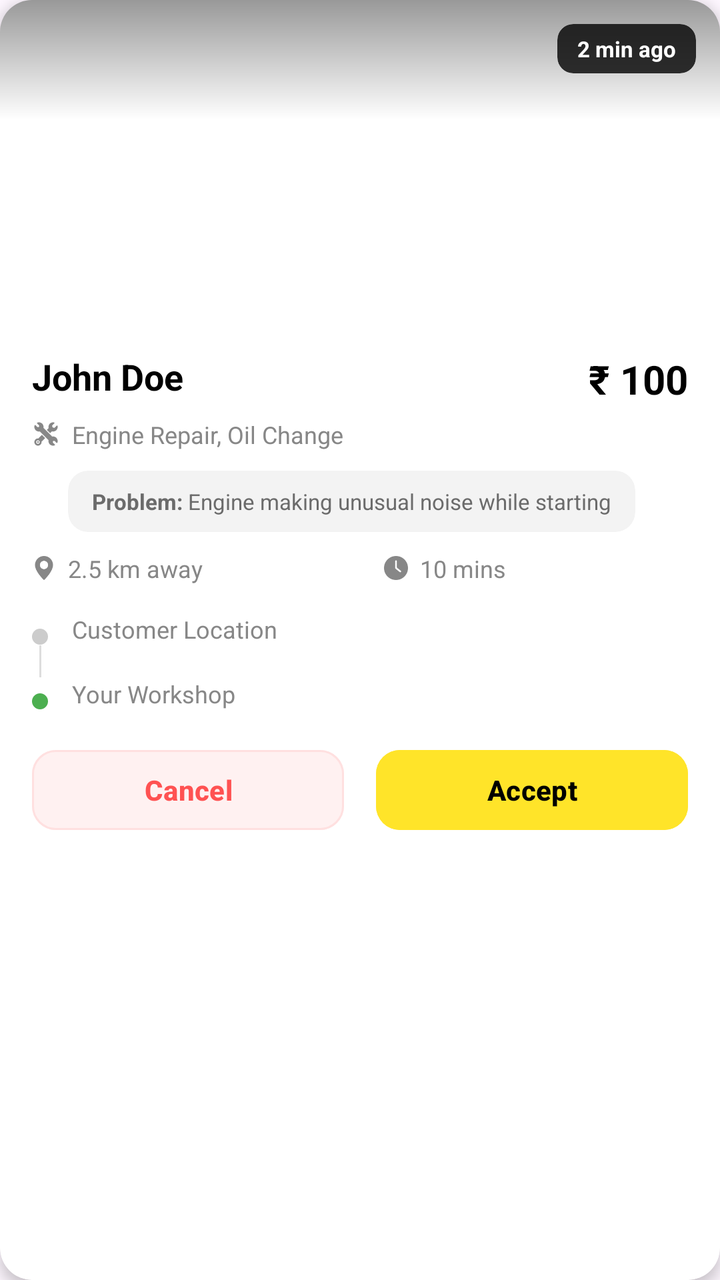
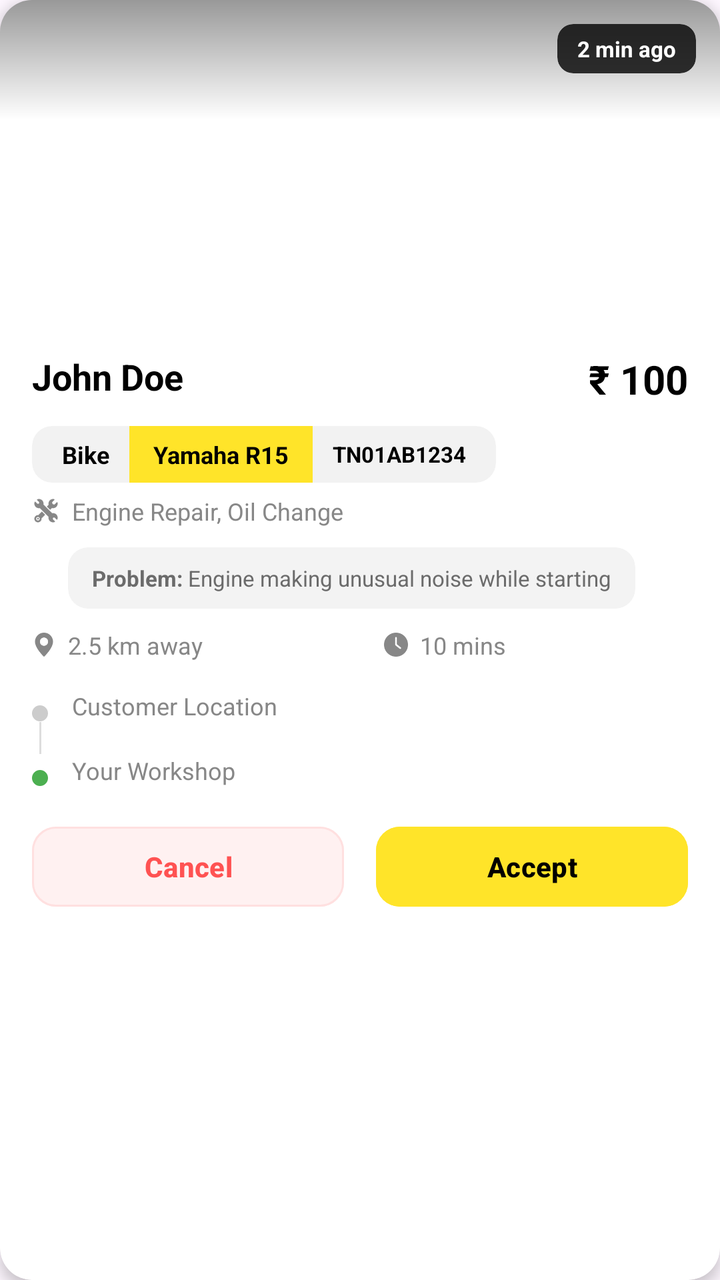

Two renders of the same Android screen: before a commit and after it. Below are the layout's source before the change and the commit's diff.
<!-- AndroidManifest.xml: application theme Theme.TregoApp -->
<!-- res/layout/request_item_layout.xml -->
<?xml version="1.0" encoding="utf-8"?>
<com.google.android.material.card.MaterialCardView xmlns:android="http://schemas.android.com/apk/res/android"
    xmlns:app="http://schemas.android.com/apk/res-auto"
    android:layout_width="match_parent"
    android:layout_height="wrap_content"
    android:layout_marginHorizontal="12dp"
    android:layout_marginTop="8dp"
    android:layout_marginBottom="16dp"
    app:cardBackgroundColor="@color/white"
    app:cardCornerRadius="16dp"
    app:cardElevation="4dp"
    app:strokeWidth="0dp">

    <LinearLayout
        android:layout_width="match_parent"
        android:layout_height="wrap_content"
        android:orientation="vertical">

        
        <FrameLayout
            android:layout_width="match_parent"
            android:layout_height="160dp">

            <androidx.recyclerview.widget.RecyclerView
                android:id="@+id/rvRequestImages"
                android:layout_width="match_parent"
                android:layout_height="match_parent"
                android:overScrollMode="never"
                android:nestedScrollingEnabled="false"/>











            
            <View
                android:layout_width="match_parent"
                android:layout_height="60dp"
                android:layout_gravity="top"
                android:background="@drawable/gradient_shadow_top" />

            <com.google.android.material.card.MaterialCardView
                android:layout_width="wrap_content"
                android:layout_height="wrap_content"
                android:layout_gravity="top|end"
                android:layout_margin="12dp"
                app:cardBackgroundColor="#CC000000"
                app:cardCornerRadius="8dp"
                app:strokeWidth="0dp">

                <TextView
                    android:id="@+id/tvCreatedAt"
                    android:layout_width="wrap_content"
                    android:layout_height="wrap_content"
                    android:paddingHorizontal="10dp"
                    android:paddingVertical="5dp"
                    android:text="2 min ago"
                    android:textColor="@color/white"
                    android:textSize="11sp"
                    android:textStyle="bold" />

            </com.google.android.material.card.MaterialCardView>
        </FrameLayout>

        <LinearLayout
            android:layout_width="match_parent"
            android:layout_height="wrap_content"
            android:orientation="vertical"
            android:padding="16dp">

            
            <RelativeLayout
                android:layout_width="match_parent"
                android:layout_height="wrap_content">

                <TextView
                    android:id="@+id/tvCustomerName"
                    android:layout_width="wrap_content"
                    android:layout_height="wrap_content"
                    android:layout_alignParentStart="true"
                    android:layout_toStartOf="@+id/tvTotalPrice"
                    android:ellipsize="end"
                    android:singleLine="true"
                    android:text="John Doe"
                    android:textColor="@color/black"
                    android:textSize="18sp"
                    android:textStyle="bold" />

                <TextView
                    android:id="@+id/tvTotalPrice"
                    android:layout_width="wrap_content"
                    android:layout_height="wrap_content"
                    android:layout_alignParentEnd="true"
                    android:text="₹ 100"
                    android:textColor="@color/black"
                    android:textSize="20sp"
                    android:textStyle="bold" />
            </RelativeLayout>

            
            <LinearLayout
                android:layout_width="wrap_content"
                android:layout_height="wrap_content"
                android:layout_marginTop="6dp"
                android:gravity="center_vertical"
                android:orientation="horizontal">

                <ImageView
                    android:layout_width="14dp"
                    android:layout_height="14dp"
                    android:src="@drawable/mechanics"
                    app:tint="@color/card_text" />

                <TextView
                    android:id="@+id/tvServices"
                    android:layout_width="wrap_content"
                    android:layout_height="wrap_content"
                    android:layout_marginStart="6dp"
                    android:ellipsize="end"
                    android:maxLines="1"
                    android:text="Engine Repair, Oil Change"
                    android:textColor="@color/card_text"
                    android:textSize="12sp" />
            </LinearLayout>

            
            <com.google.android.material.card.MaterialCardView
                android:layout_width="wrap_content"
                android:layout_height="wrap_content"
                android:layout_marginTop="10dp"
                android:layout_marginHorizontal="18dp"
                app:cardCornerRadius="10dp"
                app:cardElevation="0dp"
                app:strokeWidth="0dp"
                app:cardBackgroundColor="#F3F3F3">

                <LinearLayout
                    android:layout_width="match_parent"
                    android:layout_height="wrap_content"
                    android:paddingVertical="8dp"
                    android:paddingHorizontal="12dp">

                    <TextView
                        android:layout_width="wrap_content"
                        android:layout_height="wrap_content"
                        android:text="Problem: "
                        android:textColor="#6B6B6B"
                        android:textSize="11sp"
                        android:textStyle="bold"
                        android:maxLines="3"
                        android:lineSpacingExtra="1dp"/>

                    <TextView
                        android:id="@+id/tvProblemDescription"
                        android:layout_width="wrap_content"
                        android:layout_height="wrap_content"
                        android:text="Engine making unusual noise while starting"
                        android:textColor="#6B6B6B"
                        android:textSize="11sp"
                        android:maxLines="3"
                        android:lineSpacingExtra="1dp"/>
                </LinearLayout>

            </com.google.android.material.card.MaterialCardView>

            
            <LinearLayout
                android:layout_width="match_parent"
                android:layout_height="wrap_content"
                android:layout_marginTop="10dp"
                android:orientation="horizontal">

                <LinearLayout
                    android:layout_width="wrap_content"
                    android:layout_height="wrap_content"
                    android:layout_weight="1"
                    android:gravity="center_vertical"
                    android:orientation="horizontal">

                    <ImageView
                        android:layout_width="12dp"
                        android:layout_height="12dp"
                        android:src="@drawable/pin"
                        app:tint="@color/card_text" />

                    <TextView
                        android:id="@+id/tvDistance"
                        android:layout_width="wrap_content"
                        android:layout_height="wrap_content"
                        android:layout_marginStart="6dp"
                        android:text="2.5 km away"
                        android:textColor="@color/card_text"
                        android:textSize="12sp" />
                </LinearLayout>

                <LinearLayout
                    android:layout_width="wrap_content"
                    android:layout_height="wrap_content"
                    android:layout_weight="1"
                    android:gravity="center_vertical"
                    android:orientation="horizontal">

                    <ImageView
                        android:layout_width="12dp"
                        android:layout_height="12dp"
                        android:src="@drawable/time"
                        app:tint="@color/card_text" />

                    <TextView
                        android:id="@+id/tvDuration"
                        android:layout_width="wrap_content"
                        android:layout_height="wrap_content"
                        android:layout_marginStart="6dp"
                        android:text="10 mins"
                        android:textColor="@color/card_text"
                        android:textSize="12sp" />
                </LinearLayout>
            </LinearLayout>

            
            <LinearLayout
                android:layout_width="match_parent"
                android:layout_height="wrap_content"
                android:layout_marginTop="14dp"
                android:orientation="vertical">

                <LinearLayout
                    android:layout_width="match_parent"
                    android:layout_height="wrap_content"
                    android:gravity="top"
                    android:orientation="horizontal">

                    <View
                        android:layout_width="8dp"
                        android:layout_gravity="center"
                        android:layout_height="8dp"
                        android:layout_marginTop="4dp"
                        android:background="@drawable/circle_dot_grey" />

                    <TextView
                        android:id="@+id/tvCustomerAddress"
                        android:layout_width="match_parent"
                        android:layout_height="wrap_content"
                        android:layout_marginStart="12dp"
                        android:gravity="center_vertical"
                        android:ellipsize="end"
                        android:maxLines="2"
                        android:text="Customer Location"
                        android:textColor="@color/card_text"
                        android:textSize="12sp"
                        android:lineSpacingExtra="2dp"/>
                </LinearLayout>

                <View
                    android:layout_width="1dp"
                    android:layout_height="16dp"
                    android:layout_marginStart="3.5dp"
                    android:background="#DDDDDD" />

                <LinearLayout
                    android:layout_width="match_parent"
                    android:layout_height="wrap_content"
                    android:gravity="top"
                    android:orientation="horizontal">

                    <View
                        android:layout_width="8dp"
                        android:layout_height="8dp"
                        android:layout_marginTop="4dp"
                        android:layout_gravity="center"
                        android:background="@drawable/circle_dot_green" />

                    <TextView
                        android:id="@+id/tvMechanicAddress"
                        android:layout_width="match_parent"
                        android:layout_height="wrap_content"
                        android:layout_marginStart="12dp"
                        android:gravity="center_vertical"
                        android:ellipsize="end"
                        android:maxLines="2"
                        android:text="Your Workshop"
                        android:textColor="@color/card_text"
                        android:textSize="12sp"
                        android:lineSpacingExtra="2dp"/>
                </LinearLayout>
            </LinearLayout>

            
            <LinearLayout
                android:layout_width="match_parent"
                android:layout_height="wrap_content"
                android:layout_marginTop="16dp"
                android:orientation="horizontal">

                <com.google.android.material.button.MaterialButton
                    android:id="@+id/cancelBtn"
                    android:layout_width="0dp"
                    android:layout_height="48dp"
                    android:layout_marginEnd="8dp"
                    android:layout_weight="1"
                    android:backgroundTint="#FFF1F1"
                    android:text="@string/cancel"
                    android:textColor="#FF5252"
                    android:textStyle="bold"
                    app:cornerRadius="12dp"
                    app:elevation="0dp"
                    app:rippleColor="#20FF5252"
                    app:strokeColor="#FFE0E0"
                    app:strokeWidth="1dp" />

                <com.google.android.material.button.MaterialButton
                    android:id="@+id/acceptBtn"
                    android:layout_width="0dp"
                    android:layout_height="48dp"
                    android:layout_marginStart="8dp"
                    android:layout_weight="1"
                    android:backgroundTint="@color/primary_color"
                    android:text="@string/accept"
                    android:textColor="@color/black"
                    android:textStyle="bold"
                    app:cornerRadius="12dp"
                    app:elevation="2dp" />
            </LinearLayout>

        </LinearLayout>
    </LinearLayout>

</com.google.android.material.card.MaterialCardView>
<!-- resources referenced by this layout -->
<resources>
  <color name="black">#FF000000</color>
  <color name="card_text">#878787</color>
  <color name="primary_color">#FFE429</color>
  <color name="white">#FFFFFFFF</color>
  <!-- drawable circle_dot_green (drawable) -->
  <?xml version="1.0" encoding="utf-8"?>
  <shape xmlns:android="http://schemas.android.com/apk/res/android"
      android:shape="oval">
      <solid android:color="#4CAF50" />
      <size android:width="8dp" android:height="8dp" />
  </shape>
  <!-- drawable circle_dot_grey (drawable) -->
  <?xml version="1.0" encoding="utf-8"?>
  <shape xmlns:android="http://schemas.android.com/apk/res/android"
      android:shape="oval">
      <solid android:color="#CCCCCC" />
      <size android:width="8dp" android:height="8dp" />
  </shape>
  <!-- drawable gradient_shadow_top (drawable) -->
  <?xml version="1.0" encoding="utf-8"?>
  <shape xmlns:android="http://schemas.android.com/apk/res/android"
      android:shape="rectangle">
      <gradient
          android:angle="270"
          android:endColor="#00000000"
          android:startColor="#66000000" />
  </shape>
  <!-- drawable mechanics: png bitmap (drawable, 2380 bytes) -->
  <!-- drawable pin: png bitmap (drawable, 1897 bytes) -->
  <!-- drawable time: png bitmap (drawable, 1761 bytes) -->
  <string name="accept">Accept</string>
  <string name="cancel">Cancel</string>
  <style name="Theme.TregoApp" parent="Base.Theme.TregoApp" />
  <style name="Base.Theme.TregoApp" parent="Theme.Material3.DayNight.NoActionBar">
          <item name="colorPrimary">@color/primary_color</item>
          <item name="android:statusBarColor">@color/secondary_color</item>
          <item name="android:windowLightStatusBar">true</item>
      </style>
  <color name="secondary_color">#FFFFFFFF</color>
</resources>

<!-- the commit's change to res/layout/request_item_layout.xml (unified diff, before → after) -->
@@ -102,6 +102,64 @@
                     android:textSize="20sp"
                     android:textStyle="bold" />
             </RelativeLayout>
+
+            
+            <com.google.android.material.card.MaterialCardView
+                android:id="@+id/vehicleCard"
+                android:layout_width="wrap_content"
+                android:layout_height="wrap_content"
+                android:layout_marginTop="10dp"
+                app:cardBackgroundColor="#F2F2F2"
+                app:cardCornerRadius="10dp"
+                app:strokeWidth="0dp"
+                app:cardElevation="0dp">
+
+                <LinearLayout
+                    android:layout_width="match_parent"
+                    android:layout_height="wrap_content"
+                    android:gravity="center_vertical"
+                    android:orientation="horizontal"
+                    android:paddingHorizontal="15dp">
+
+                    
+                    <TextView
+                        android:id="@+id/tvVehicleType"
+                        android:layout_width="wrap_content"
+                        android:layout_height="wrap_content"
+                        android:text="Bike"
+                        android:textColor="@color/black"
+                        android:textSize="12sp"
+                        android:textStyle="bold" />
+
+                    
+                    <TextView
+                        android:id="@+id/tvVehicleBrandModel"
+                        android:layout_width="0dp"
+                        android:layout_height="wrap_content"
+                        android:layout_marginHorizontal="10dp"
+                        android:layout_weight="1"
+                        android:background="@color/primary_color"
+                        android:gravity="center"
+                        android:paddingHorizontal="12dp"
+                        android:paddingVertical="6dp"
+                        android:text="Yamaha R15"
+                        android:textColor="@color/black"
+                        android:textSize="12sp"
+                        android:textStyle="bold" />
+
+                    
+                    <TextView
+                        android:id="@+id/tvRegistrationNumber"
+                        android:layout_width="wrap_content"
+                        android:layout_height="wrap_content"
+                        android:text="TN01AB1234"
+                        android:textColor="@color/black"
+                        android:textSize="11sp"
+                        android:textStyle="bold" />
+
+                </LinearLayout>
+
+            </com.google.android.material.card.MaterialCardView>
 
             
             <LinearLayout
